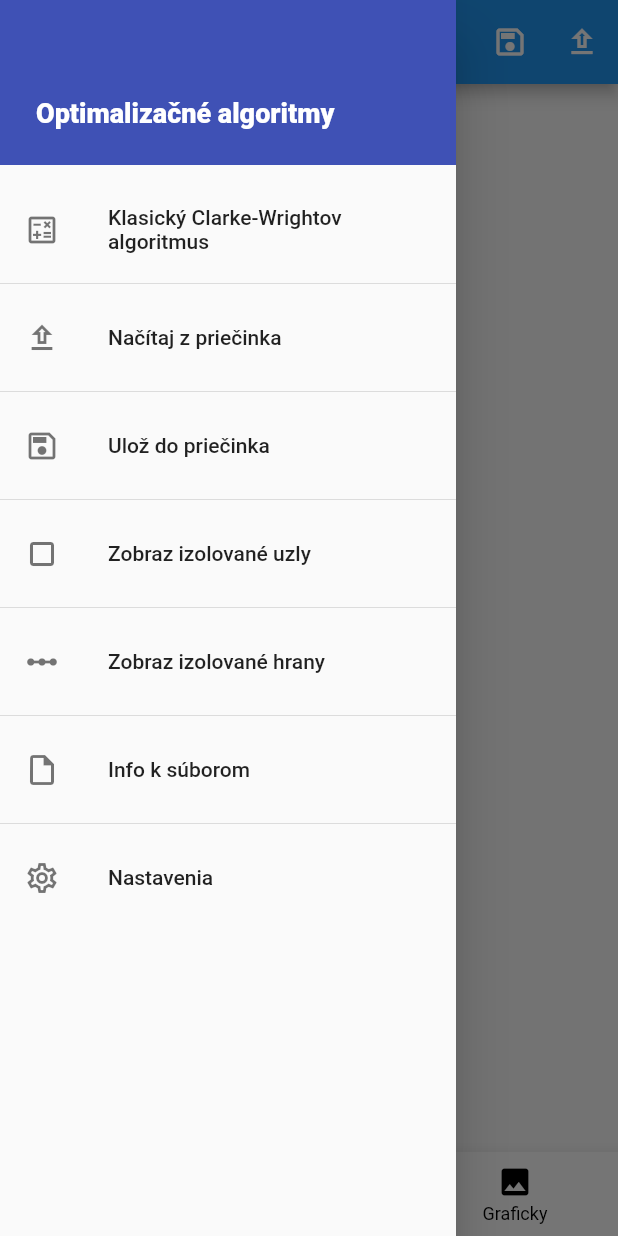
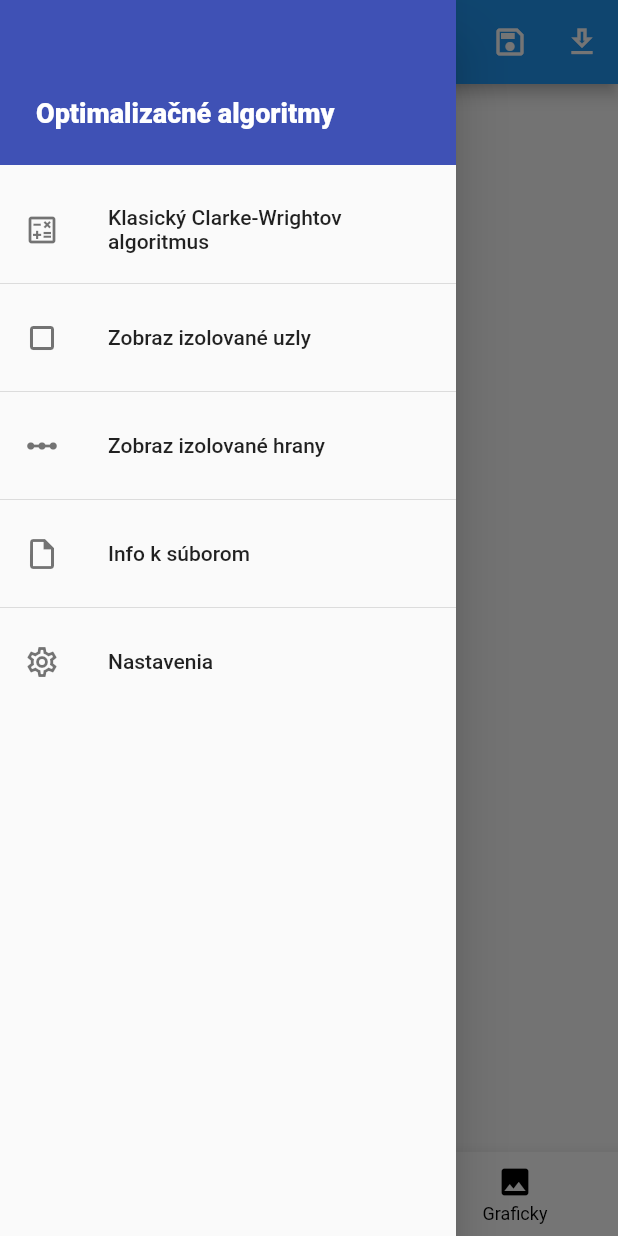
Before and after one commit to Juggler98/optimalizacneAlgoritmyFlutter, a Flutter app: the screen it shows after launch, with the side drawer open, on a phone screen of 412 x 824 dp. Run offline on Flutter 3.47's test engine with Material 2 defaults, Android fonts, the phone set to English and light mode, and no system bars; our stand-ins replace file_picker, flutter_settings_screens, shared_preferences; missing offline and left inert: graphview, window_size.

Commit message:
Remove from main drawer

```diff
--- a/lib/main_drawer.dart
+++ b/lib/main_drawer.dart
@@ -91,30 +91,6 @@ class MainDrawer extends StatelessWidget {
                     );
                   }
                 });
-              },
-            ),
-            const Divider(),
-            ListTile(
-              leading: const Icon(
-                Icons.upload_outlined,
-                color: Colors.black54,
-              ),
-              title: const Text('Načítaj z priečinka'),
-              onTap: () async {
-                await StaticMethods.loadData(context);
-                Navigator.pop(context);
-              },
-            ),
-            const Divider(),
-            ListTile(
-              leading: const Icon(
-                Icons.save_outlined,
-                color: Colors.black54,
-              ),
-              title: const Text('Ulož do priečinka'),
-              onTap: () async {
-                await StaticMethods.saveData(context);
-                Navigator.pop(context);
               },
             ),
             const Divider(),
--- a/lib/screens/tabs_screen.dart
+++ b/lib/screens/tabs_screen.dart
@@ -71,7 +71,7 @@ class _TabsScreenState extends State<TabsScreen>
                 StaticMethods.saveData(context);
               }),
           IconButton(
-              icon: const Icon(Icons.upload_outlined),
+              icon: const Icon(Icons.download_outlined),
               padding: EdgeInsets.symmetric(
                   horizontal: Platform.isAndroid ? 0 : 20, vertical: 8),
               tooltip: 'Načítaj z priečinka',
--- a/pubspec.yaml
+++ b/pubspec.yaml
@@ -29,14 +29,10 @@ environment:
 dependencies:
   flutter:
     sdk: flutter
-  cupertino_icons: ^1.0.4
   graphview: ^1.1.1
-  path_provider: ^2.0.10
   provider: ^6.0.2
   file_picker: ^4.5.1
-  fluttertoast: ^8.0.9
   shared_preferences: ^2.0.15
-  font_awesome_flutter: ^10.1.0
   flutter_settings_screens: ^0.3.2-null-safety
   window_size:
     git:
```
Also changed, not shown: pubspec.lock.
